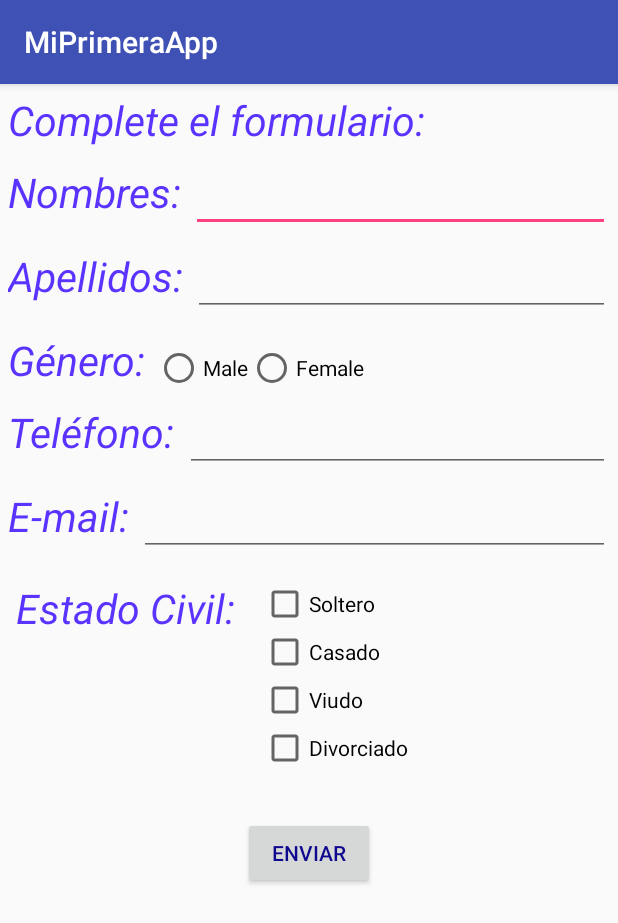
After one commit to ElgatodeSchrodinger/MiPrimeraApp, an Android app: the FormularioActivity screen opened directly, with no data from a screen before it, on a phone screen of 412 x 824 dp. The commit adds this screen. Shown: the top 923 px of the screen. Run offline under Robolectric (Android 15) with nearby library versions, the phone set to English and light mode, and no system bars.

Commit message:
formulario

```diff
--- a/app/src/main/AndroidManifest.xml
+++ b/app/src/main/AndroidManifest.xml
@@ -16,7 +16,8 @@
                 <category android:name="android.intent.category.LAUNCHER" />
             </intent-filter>
         </activity>
-        <activity android:name=".loginacti"></activity>
+        <activity android:name=".loginacti" />
+        <activity android:name=".FormularioActivity"></activity>
     </application>
 
 </manifest>
--- /dev/null
+++ b/app/src/main/java/com/dominio/miprimeraapp/FormularioActivity.java
@@ -0,0 +1,13 @@
+package com.dominio.miprimeraapp;
+
+import android.support.v7.app.AppCompatActivity;
+import android.os.Bundle;
+
+public class FormularioActivity extends AppCompatActivity {
+
+    @Override
+    protected void onCreate(Bundle savedInstanceState) {
+        super.onCreate(savedInstanceState);
+        setContentView(R.layout.activity_formulario);
+    }
+}
--- a/app/src/main/java/com/dominio/miprimeraapp/MainActivity.java
+++ b/app/src/main/java/com/dominio/miprimeraapp/MainActivity.java
@@ -46,6 +46,7 @@ private static final String TAG="MainActivity";
 
             if(username.equals("javier") && password.equals("123")){
                 Toast.makeText(MainActivity.this,"las credenciales son correctas",Toast.LENGTH_SHORT).show();
+                setContentView(R.layout.activity_formulario);
 
             }
             else{
--- /dev/null
+++ b/app/src/main/res/layout/activity_formulario.xml
@@ -0,0 +1,177 @@
+<?xml version="1.0" encoding="utf-8"?>
+<LinearLayout
+    xmlns:android="http://schemas.android.com/apk/res/android"
+    xmlns:app="http://schemas.android.com/apk/res-auto"
+    xmlns:tools="http://schemas.android.com/tools"
+    android:layout_width="match_parent"
+    android:layout_height="match_parent"
+    android:orientation="vertical"
+    tools:context="com.dominio.miprimeraapp.FormularioActivity">
+
+    <LinearLayout
+        android:layout_margin="5dp"
+        android:layout_width="match_parent"
+        android:layout_height="wrap_content">
+
+        <TextView android:text="Complete el formulario: "
+            android:textColor="#5B33FF"
+            android:textSize="27sp"
+            android:textStyle="italic"
+            android:layout_width="match_parent"
+            android:layout_height="wrap_content" />
+
+    </LinearLayout>
+    <LinearLayout android:layout_margin="5dp"
+        android:layout_width="match_parent"
+        android:layout_height="wrap_content"
+        android:orientation="horizontal">
+
+        <TextView
+            android:layout_width="wrap_content"
+            android:layout_height="wrap_content"
+            android:gravity="center"
+            android:text="Nombres: "
+            android:textColor="#5B33FF"
+            android:textSize="27sp"
+            android:textStyle="italic" />
+        <EditText android:id="@+id/et_nom"
+            android:layout_width="match_parent"
+            android:inputType="text"
+            android:layout_height="wrap_content" />
+    </LinearLayout>
+    <LinearLayout android:layout_margin="5dp"
+        android:layout_width="match_parent"
+        android:layout_height="wrap_content"
+        android:orientation="horizontal">
+        <TextView
+            android:layout_width="wrap_content"
+            android:layout_height="wrap_content"
+            android:gravity="center"
+            android:text="Apellidos: "
+            android:textColor="#5B33FF"
+            android:textSize="27sp"
+            android:textStyle="italic" />
+        <EditText android:id="@+id/et_ape"
+            android:layout_width="match_parent"
+            android:inputType="text"
+            android:layout_height="wrap_content" />
+    </LinearLayout>
+    <LinearLayout android:layout_margin="5dp"
+        android:layout_width="match_parent"
+        android:layout_height="wrap_content">
+        <TextView
+            android:layout_width="wrap_content"
+            android:layout_height="wrap_content"
+            android:gravity="center"
+            android:text="Género: "
+            android:textColor="#5B33FF"
+            android:textSize="27sp"
+            android:textStyle="italic" />
+        <RadioButton android:id="@+id/rb_gnr_m"
+            android:text="Male"
+            android:layout_width="wrap_content"
+            android:layout_height="wrap_content" />
+        <RadioButton android:id="@+id/rb_gnr_f"
+            android:text="Female"
+            android:layout_width="wrap_content"
+            android:layout_height="wrap_content" />
+    </LinearLayout>
+
+    <LinearLayout android:layout_margin="5dp"
+        android:layout_width="match_parent"
+        android:layout_height="wrap_content">
+        <TextView
+            android:layout_width="wrap_content"
+            android:layout_height="wrap_content"
+            android:gravity="center"
+            android:text="Teléfono: "
+            android:textColor="#5B33FF"
+            android:textSize="27sp"
+            android:textStyle="italic" />
+        <EditText android:id="@+id/et_ph"
+            android:layout_width="match_parent"
+            android:inputType="phone"
+            android:layout_height="wrap_content" />
+
+    </LinearLayout>
+    <LinearLayout android:layout_margin="5dp"
+        android:layout_width="match_parent"
+        android:layout_height="wrap_content">
+        <TextView
+            android:layout_width="wrap_content"
+            android:layout_height="wrap_content"
+            android:gravity="center"
+            android:text="E-mail: "
+            android:textColor="#5B33FF"
+            android:textSize="27sp"
+            android:textStyle="italic" />
+        <EditText android:id="@+id/et_em"
+            android:layout_width="match_parent"
+            android:inputType="textEmailAddress"
+            android:layout_height="wrap_content" />
+
+    </LinearLayout>
+    <LinearLayout android:layout_margin="5dp"
+        android:layout_width="match_parent"
+        android:layout_height="wrap_content">
+       <LinearLayout android:layout_margin="5dp"
+           android:layout_width="wrap_content"
+           android:layout_height="wrap_content">
+           <TextView
+               android:layout_width="wrap_content"
+               android:layout_height="wrap_content"
+               android:gravity="center"
+               android:text="Estado Civil: "
+               android:textColor="#5B33FF"
+               android:textSize="27sp"
+               android:textStyle="italic" />
+
+       </LinearLayout>
+        <LinearLayout android:layout_margin="5dp"
+            android:layout_width="100dp"
+            android:layout_height="wrap_content"
+            android:orientation="vertical">
+
+            <CheckBox
+                android:id="@+id/cb_Sltr"
+                android:layout_width="wrap_content"
+                android:layout_height="wrap_content"
+                android:text="Soltero" />
+
+            <CheckBox
+                android:id="@+id/cb_csd"
+                android:text="Casado"
+                android:layout_width="wrap_content"
+                android:layout_height="wrap_content" />
+            <CheckBox
+                android:id="@+id/cb_vdo"
+                android:text="Viudo"
+                android:layout_width="wrap_content"
+                android:layout_height="wrap_content" />
+            <CheckBox
+                android:id="@+id/cb_dvc"
+                android:text="Divorciado"
+                android:layout_width="wrap_content"
+                android:layout_height="wrap_content" />
+        </LinearLayout>
+
+
+    </LinearLayout>
+    <LinearLayout
+        android:layout_width="match_parent"
+        android:layout_height="wrap_content"
+        android:orientation="vertical">
+        <TextView
+            android:text=""
+            android:layout_width="match_parent"
+            android:layout_height="wrap_content" />
+        <Button android:id="@+id/btn_acpt"
+            android:layout_width="wrap_content"
+            android:layout_height="wrap_content"
+            android:textColor="#0E088F"
+            android:text="Enviar"
+            android:layout_gravity="center"
+            />
+
+    </LinearLayout>
+</LinearLayout>
--- a/app/src/main/res/layout/activity_main.xml
+++ b/app/src/main/res/layout/activity_main.xml
@@ -11,7 +11,7 @@
 
         <TextView
             android:layout_width="match_parent"
-            android:layout_height="100dp"
+            android:layout_height="69dp"
             android:gravity="center"
             android:text="User:"
             android:textColor="@color/colorPrimary"
```
